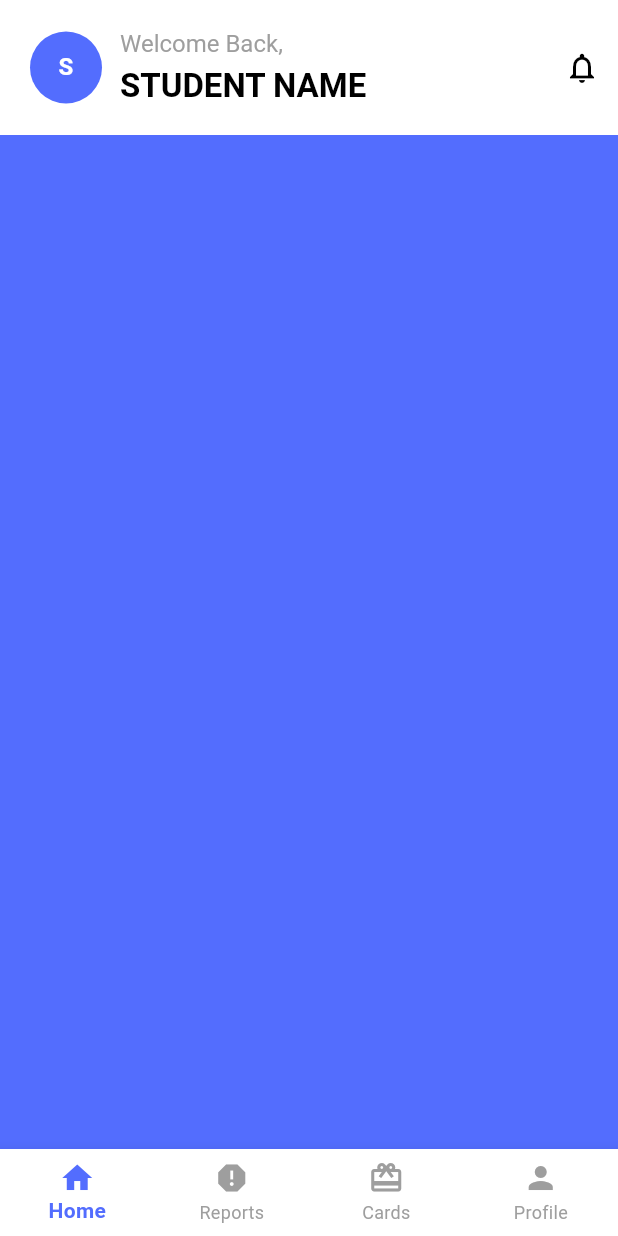
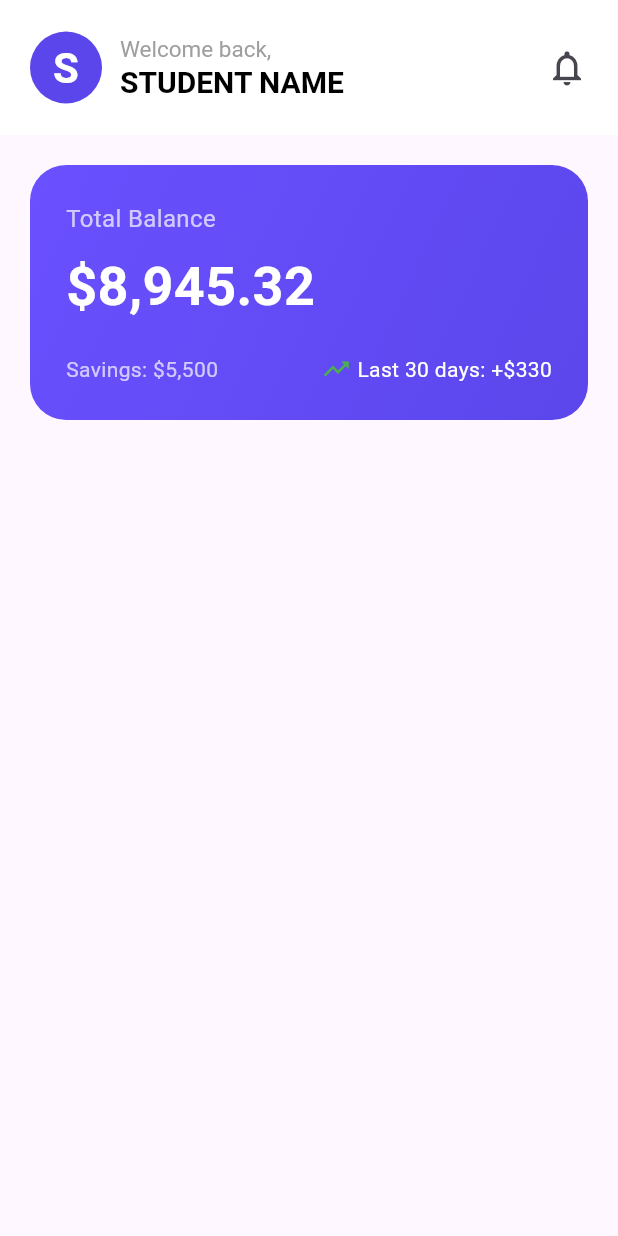
Before and after one commit to mb-shupto/assignment-two-flutter-UI-Masum-Bari-Supto-1930875, a Flutter app: the screen it shows after launch, on a phone screen of 412 x 824 dp. Run offline on Flutter 3.47's test engine with Material 3 defaults, Android fonts, the phone set to English and light mode, and no system bars.

Commit message:
clean and organized codebase with balance card feature implemented on home page

```diff
--- a/lib/screens/home_page.dart
+++ b/lib/screens/home_page.dart
@@ -9,6 +9,8 @@ class HomePage extends StatefulWidget {
 
 class _HomePageState extends State<HomePage> {
   int _currentIndex = 0;
+
+  static const Color primaryPurple = Color(0xFF5B46EB);
 
   static const List<Widget> _pages = <Widget>[
     Center(child: Text('Home Page')),
@@ -27,98 +29,120 @@ class _HomePageState extends State<HomePage> {
         title: Row(
           crossAxisAlignment: CrossAxisAlignment.center,
           children: [
-            Container(
-              width: 48,
-              height: 48,
-              decoration: BoxDecoration(
-                color: Colors.white,
-                borderRadius: BorderRadius.circular(8),
-              ),
-              child: Center(
-                child: CircleAvatar(
-                  radius: 30,
-                  backgroundColor: Colors.indigoAccent,
+
+            CircleAvatar(
+            radius: 24,
+            backgroundColor: primaryPurple,
             child: const Text(
               'S',
               style: TextStyle(
+                fontSize: 28,
+                fontWeight: FontWeight.bold,
                 color: Colors.white,
-                      fontWeight: FontWeight.bold,
               ),
             ),
           ),
-              ),
-            ),
+
+
             const SizedBox(width: 12),
-            Expanded(
-              child: Column(
+            Column(
               crossAxisAlignment: CrossAxisAlignment.start,
               mainAxisSize: MainAxisSize.min,
               children: const [
                 Text(
-                    'Welcome Back,',
-                    style: TextStyle(
-                      color: Colors.grey,
-                      fontSize: 16,
-                      fontWeight: FontWeight.w400,
+                  'Welcome back,',
+                  style: TextStyle(color: Colors.grey, fontSize: 15),
                 ),
-                  ),
-                  SizedBox(height: 5),
                 Text(
                   'STUDENT NAME',
                   style: TextStyle(
                     color: Colors.black,
-                      fontSize: 22,
+                    fontSize: 20,
                     fontWeight: FontWeight.bold,
                   ),
                 ),
               ],
             ),
-            ),
           ],
         ),
         actions: [
           IconButton(
-            icon: const Icon(Icons.notifications_none, color: Colors.black),
+            icon: const Icon(Icons.notifications_none_outlined, size: 28),
             onPressed: () {},
+          ),
+          const SizedBox(width: 10),
+        ],
+      ),
+
+
+
+      body: SafeArea(child: SingleChildScrollView(
+        padding: const EdgeInsets.all(20),
+        child: Column(
+          crossAxisAlignment: CrossAxisAlignment.start,
+          children: [
+            Container(
+              width: double.infinity,
+              padding: const EdgeInsets.all(24),
+              decoration: BoxDecoration(
+                gradient: const LinearGradient(
+                  colors: [Color(0xFF6A50FF), Color(0xFF5B46EB)],
+                  begin: Alignment.topLeft,
+                  end: Alignment.bottomRight,
+                  ),
+                borderRadius: BorderRadius.circular(24),
+              ),
+              child: Column(
+                crossAxisAlignment: CrossAxisAlignment.start,
+                children: [
+                  const Text(
+                      "Total Balance",
+                  style: TextStyle(color: Colors.white70, fontSize: 16),
+                  ),
+
+                  const SizedBox(height: 8),
+                  const Text(
+                    "\$8,945.32",
+                    style: TextStyle(
+                      color: Colors.white,
+                      fontSize: 36,
+                      fontWeight: FontWeight.bold,
+                    ),
+                  ),
+
+                  const SizedBox(height: 20),
+                  Row(
+                    mainAxisAlignment: MainAxisAlignment.spaceBetween,
+                    children: [
+                      const Text(
+                        'Savings: \$5,500',
+                        style: TextStyle(
+                          color: Colors.white70
+                        ),
+                      ),
+
+                      Row(
+                        children: const [
+                            Icon(Icons.trending_up,
+                            color: Colors.green,
+                            size:20),
+                          SizedBox(
+                            width: 4),
+                          Text(
+                            'Last 30 days: +\$330',
+                            style: TextStyle(color: Colors.white),
+                          )
+                        ],
+                      )
+                    ],
+                  )
+                ],
+              ),
             ),
           ],
         ),
-      bottomNavigationBar: BottomNavigationBar(
-        currentIndex: _currentIndex,
-        onTap: (index) => setState(() => _currentIndex = index),
-        type: BottomNavigationBarType.fixed,
-        backgroundColor: Colors.white,
-        selectedItemColor: Colors.indigoAccent,
-        unselectedItemColor: Colors.grey,
-        selectedLabelStyle: const TextStyle(fontWeight: FontWeight.w600),
-        items: const [
-          BottomNavigationBarItem(
-            icon: Icon(Icons.home),
-            label: 'Home',
-          ),
-          BottomNavigationBarItem(
-            icon: Icon(Icons.report),
-            label: 'Reports',
-          ),
-          BottomNavigationBarItem(
-            icon: Icon(Icons.card_giftcard),
-            label: 'Cards',
-          ),
-          BottomNavigationBarItem(
-            icon: Icon(Icons.person),
-            label: 'Profile',
-          ),
-        ],
-      ),
-      body: Container(
-        decoration: BoxDecoration(
-          gradient: LinearGradient(
-            colors: [Colors.indigoAccent],
-            begin: Alignment.topCenter,
-            end: Alignment.bottomCenter,
       ),
       ),
-      )
     );
   }
 }
```
Lines whose indentation alone changed are shown as unchanged.
